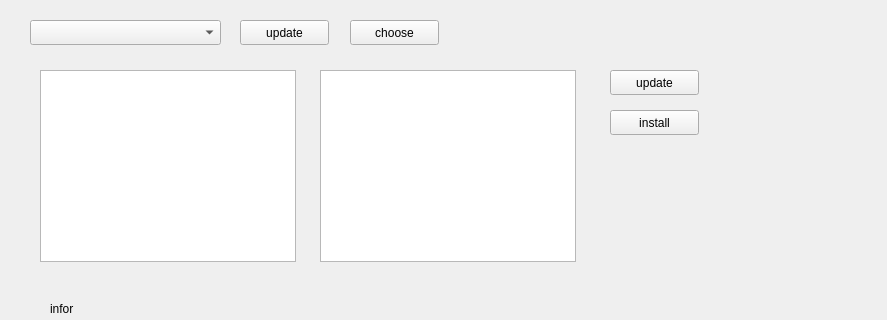
The window that ws/src/ros_qt_sen/src/install_shell/install_shell.ui (cocobird231/RV1-gui) describes before a commit, drawn with Qt 5; both pictures show x 0 to 887 and y 0 to 320 of the 887 by 562 pixel window.
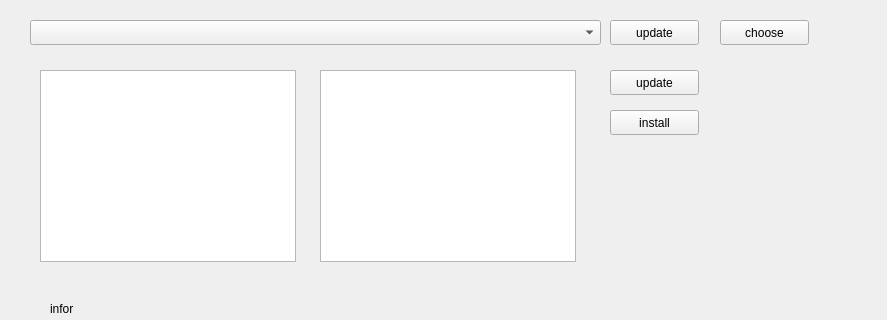
The same window after the commit.

Diff of the .ui file:
```diff
--- a/ws/src/ros_qt_sen/src/install_shell/install_shell.ui
+++ b/ws/src/ros_qt_sen/src/install_shell/install_shell.ui
@@ -16,7 +16,7 @@
   <widget class="QPushButton" name="pushButton">
    <property name="geometry">
     <rect>
-     <x>240</x>
+     <x>610</x>
      <y>20</y>
      <width>89</width>
      <height>25</height>
@@ -31,7 +31,7 @@
     <rect>
      <x>30</x>
      <y>20</y>
-     <width>191</width>
+     <width>571</width>
      <height>25</height>
     </rect>
    </property>
@@ -39,7 +39,7 @@
   <widget class="QPushButton" name="pushButton_2">
    <property name="geometry">
     <rect>
-     <x>350</x>
+     <x>720</x>
      <y>20</y>
      <width>89</width>
      <height>25</height>
```
